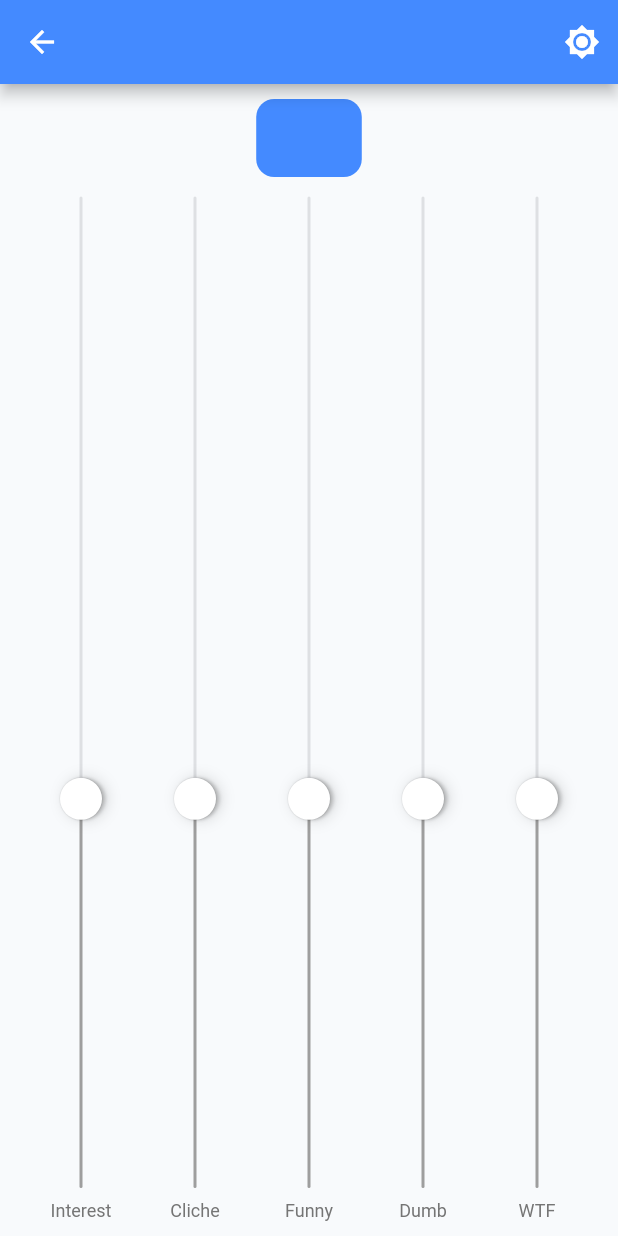
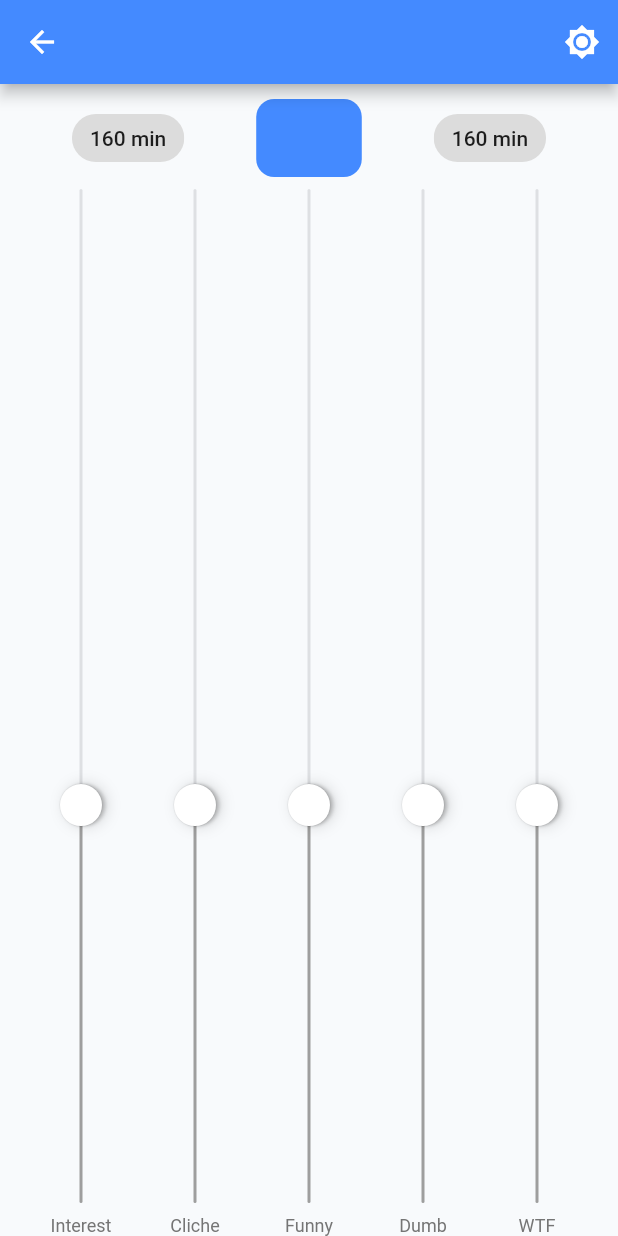
Before and after one commit to riodw/flutter.moviesliders, a Flutter app: the SlidersView screen opened directly with empty values, on a phone screen of 412 x 824 dp. Run offline on Flutter 3.47's test engine with Material 2 defaults, Android fonts, the phone set to English and light mode, and no system bars; our stand-ins replace charts_flutter, firebase_analytics, firebase_auth, google_sign_in, shared_preferences; accounts and stored records are empty; network calls fail; Roboto replaces fonts that are missing (Hind).

Commit message:
Add SafeAreas; Create and link TOS, Privacy, About views; Add CircularProgressIndicator;

```diff
--- a/lib/constants/routes.dart
+++ b/lib/constants/routes.dart
@@ -8,7 +8,10 @@ class Routes {
   static const String movieReview = '/movie_review';
   static const String chart = '/chart';
   static const String sliders = '/sliders';
+  static const String about = '/about';
   static const String movieInfo = '/movie_info';
+  static const String tos = '/tos';
+  static const String privacy = '/privacy';
   // static const String settings = '/settings';
 
   static final routes = <String, WidgetBuilder>{
@@ -18,6 +21,9 @@ class Routes {
     chart: (context) => ChartView(),
     sliders: (context) => SlidersView(),
     movieInfo: (context) => MovieInfoView(),
+    about: (context) => AboutView(),
+    tos: (context) => TermsOfServiceView(),
+    privacy: (context) => PrivacyView(),
     // settings: ( context) => SettingsUI(),
   };
 }
--- a/lib/views/movie_review.dart
+++ b/lib/views/movie_review.dart
@@ -4,7 +4,7 @@ import 'package:flutter/material.dart';
 import 'package:flutter_moviesliders/widgets/chart_widget.dart';
 
 /* Comparison from episode to episode
-https://google.github.io/charts/flutter/example/scatter_plot_charts/comparison_points
+ * https://google.github.io/charts/flutter/example/scatter_plot_charts/comparison_points
 */
 
 class MovieReviewView extends StatelessWidget {
--- a/lib/views/sliders_view.dart
+++ b/lib/views/sliders_view.dart
@@ -118,16 +118,23 @@ class _SlidersViewState extends State<SlidersView> {
             ),
           ],
         ),
-      body: Container(
-        margin: const EdgeInsets.only(top: 10.0, bottom: 10.0),
+        body: SafeArea(
+          child: Container(
+            margin: const EdgeInsets.only(top: 10.0
+                // , bottom: 10.0
+                ),
             child: Column(
               children: <Widget>[
-            Container(
-                margin:
-                    const EdgeInsets.only(bottom: 5.0, left: 10.0, right: 10.0),
-                child: Row(
+                // Container(
+                //     margin: const EdgeInsets.only(
+                //         bottom: 5.0, left: 10.0, right: 10.0),
+                //     child:
+                Row(
                   mainAxisAlignment: MainAxisAlignment.spaceEvenly,
                   children: <Widget>[
+                    Chip(
+                      label: Text('160 min'),
+                    ),
                     CupertinoButton(
                       child: _paused ? Text('Play') : Text('Pause'),
                       color: _paused
@@ -135,8 +142,12 @@ class _SlidersViewState extends State<SlidersView> {
                           : Theme.of(context).colorScheme.secondary,
                       onPressed: _pause,
                     ),
+                    Chip(
+                      label: Text('160 min'),
+                    ),
                   ],
-                )),
+                ),
+                // ),
                 Expanded(
                   child: Row(
                       crossAxisAlignment: CrossAxisAlignment.stretch,
@@ -149,7 +160,8 @@ class _SlidersViewState extends State<SlidersView> {
                               quarterTurns: -1,
                               child: CupertinoSlider(
                                   value: rating.rating,
-                              activeColor: _paused ? Colors.grey : rating.color,
+                                  activeColor:
+                                      _paused ? Colors.grey : rating.color,
                                   min: Rating.minRating,
                                   max: Rating.maxRating,
                                   onChanged: (newRating) {
@@ -169,6 +181,6 @@ class _SlidersViewState extends State<SlidersView> {
               ],
             ),
           ),
-    );
+        ));
   }
 }
--- a/lib/views/views.dart
+++ b/lib/views/views.dart
@@ -4,3 +4,6 @@ export 'package:flutter_moviesliders/views/movie_review.dart';
 export 'package:flutter_moviesliders/views/sliders_view.dart';
 export 'package:flutter_moviesliders/views/chart_view.dart';
 export 'package:flutter_moviesliders/views/movie_info_view.dart';
+export 'package:flutter_moviesliders/views/about_view.dart';
+export 'package:flutter_moviesliders/views/tos_view.dart';
+export 'package:flutter_moviesliders/views/privacy_view.dart';
```
Also changed, not shown: lib/views/about_view.dart (added, +24 -0 lines), lib/views/chart_view.dart (+4 -4 lines), lib/views/movie_info_view.dart (+13 -5 lines), lib/views/my_movies_view.dart (+19 -11 lines), lib/views/privacy_view.dart (added, +24 -0 lines), lib/views/sign_in_view.dart (+5 -6 lines), lib/views/tos_view.dart (added, +24 -0 lines). Lines whose indentation alone changed are shown as unchanged.
